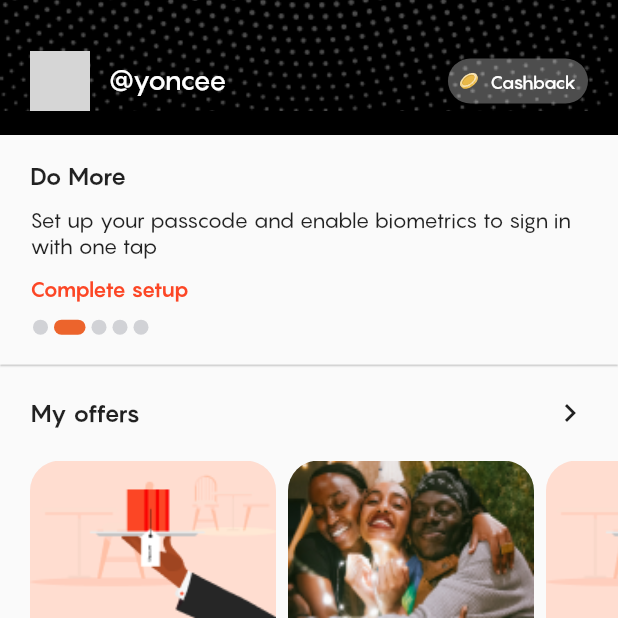
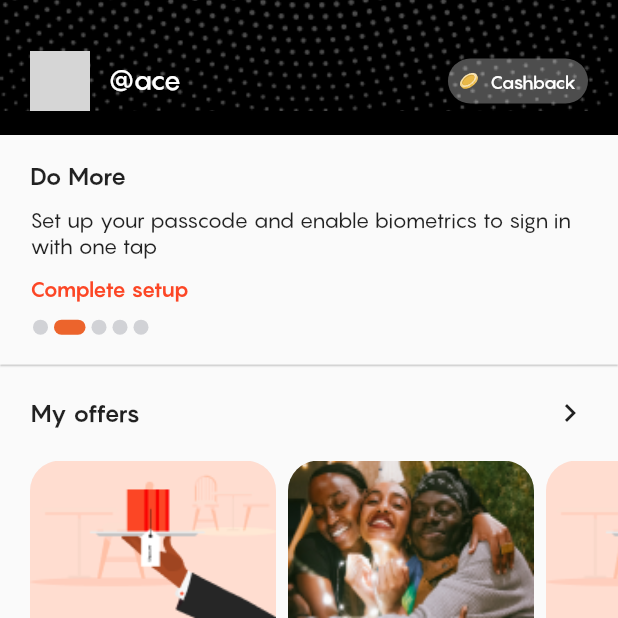
Before and after one commit to Momentwithace/MobileMoneyUI, a Flutter app: the screen it shows after launch, scrolled down 576 dp, on a phone screen of 412 x 824 dp, the top half of it. Run offline on Flutter 3.47's test engine with Material 2 defaults, Android fonts, the phone set to English and light mode, and no system bars; our stand-ins replace flutter_svg; network calls fail; grey boxes are pictures that could not be loaded.

```diff
--- a/lib/screens/home.dart
+++ b/lib/screens/home.dart
@@ -77,7 +77,7 @@ class _HomeState extends State<Home> {
                                           fontWeight: FontWeight.w300),
                                     ),
                                     Text(
-                                      "@yoncee",
+                                      "@ace",
                                       style: styleW18,
                                     )
                                   ],
@@ -144,7 +144,7 @@ class _HomeState extends State<Home> {
                                     width: 12,
                                   ),
                                   Text(
-                                    "@yoncee",
+                                    "@ace",
                                     style: styleW18,
                                   ),
                                   Spacer(),
--- a/pubspec.yaml
+++ b/pubspec.yaml
@@ -82,7 +82,7 @@ flutter:
         - asset: fonts/Pangram-Bold.otf
         - asset: fonts/Pangram-Black.otf
         - asset: fonts/Pangram-ExtraBold.otf
-        - asset: fonts/Pangram-Extralight.otf
+        - asset: fonts/Pangram-ExtraLight.otf
         - asset: fonts/Pangram-Light.otf
         - asset: fonts/Pangram-Medium.otf
         - asset: fonts/Pangram-Regular.otf
```
Also changed, not shown: assets/mike.jpg (added), assets/myImage.jpeg (added), assets/pat.jpg (added), 1 other file.
